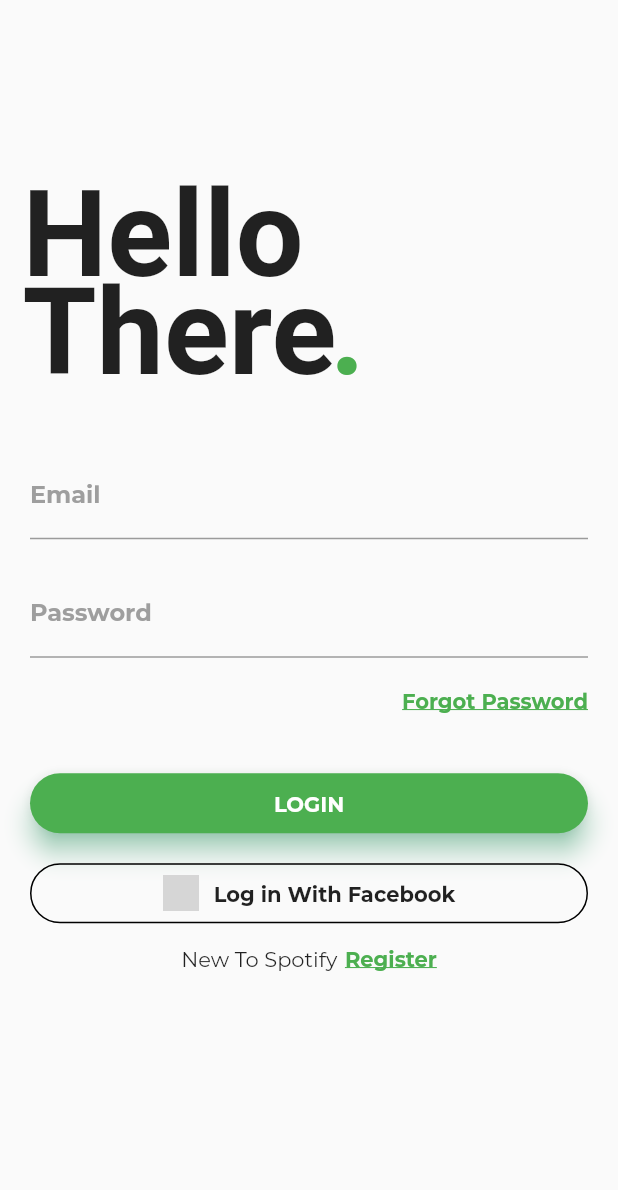
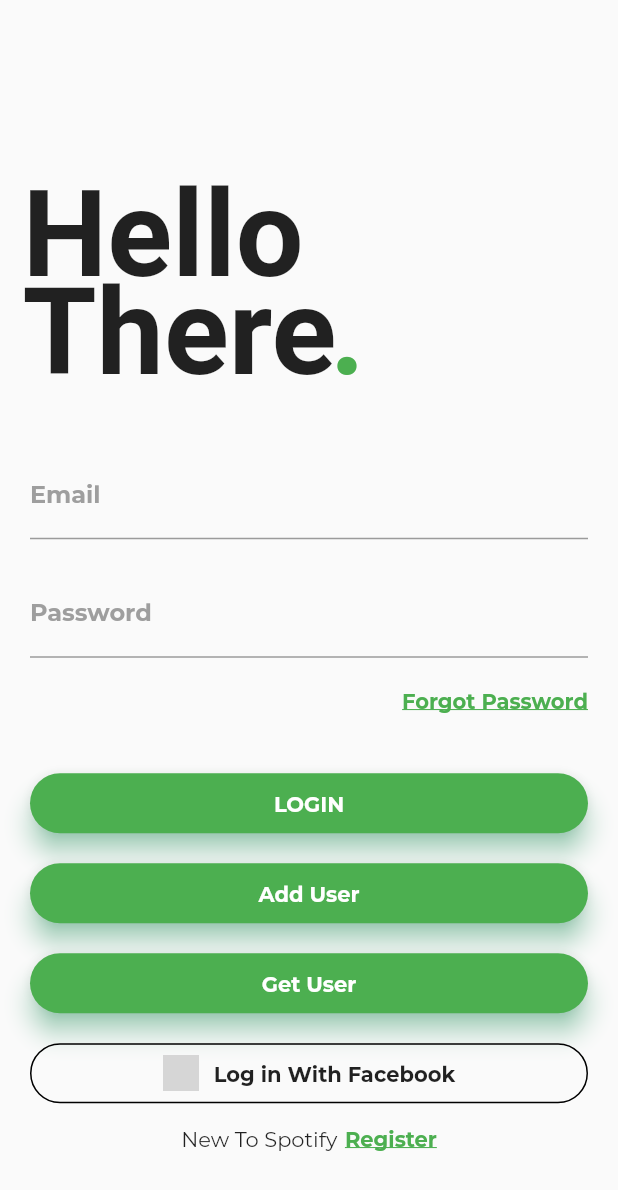
Before and after one commit to Hendricks-3D/flutter-nodejs-login, a Flutter app: the screen it shows after launch, after a tap on "LOGIN", on a phone screen of 412 x 824 dp. Shown: the top 1190 px of the screen. Run offline on Flutter 3.47's test engine with Material 2 defaults, Android fonts, the phone set to English and light mode, and no system bars; our stand-ins replace dio, flutter_svg, fluttertoast; missing offline and left inert: adobe_xd; network calls fail; project files that could hold a hidden picture were left out; grey boxes are pictures that could not be loaded.

Commit message:
auth service complete

```diff
--- a/lib/Services/authServices.dart
+++ b/lib/Services/authServices.dart
@@ -12,6 +12,33 @@
           options: Options(contentType: Headers.formUrlEncodedContentType));
     } on DioError catch (e) {
       Fluttertoast.showToast(
+          msg: e.response!.data['message'],
+          toastLength: Toast.LENGTH_SHORT,
+          gravity: ToastGravity.BOTTOM,
+          backgroundColor: Colors.red,
+          textColor: Colors.white,
+          fontSize: 16.0);
+    }
+  } //End of auth user
+
+  /**
+   * This method will get the current user data using the
+   * returned token from the node server
+   */
+
+  getCurrentUserData(token) async {
+    dio.options.headers['Authorization'] = 'Bearer $token';
+
+    return await dio.get('http://localhost:3000/getUser');
+  }
+
+  addUser(name, password, carType) async {
+    try {
+      return await dio.post('http://localhost:3000/addUser',
+          data: {"name": name, "password": password, "carType": carType},
+          options: Options(contentType: Headers.formUrlEncodedContentType));
+    } on DioError catch (e) {
+      Fluttertoast.showToast(
           msg: e.response!.data['msg'],
           toastLength: Toast.LENGTH_SHORT,
           gravity: ToastGravity.BOTTOM,
@@ -19,5 +46,5 @@
           textColor: Colors.white,
           fontSize: 16.0);
     }
-  } //End of auth user
+  }
 } //End of auth service
--- a/lib/main.dart
+++ b/lib/main.dart
@@ -158,6 +158,71 @@
                             ))),
 
                     SizedBox(height: 20.0), //Gives space between two widgets
+                    //Add User Button
+                    Container(
+                        height: 40.0,
+                        child: Material(
+                            borderRadius: BorderRadius.circular(20),
+                            shadowColor: Colors.greenAccent,
+                            color: Colors.green,
+                            elevation: 7.0,
+                            child: GestureDetector(
+                              onTap: () {
+                                AuthServices()
+                                    .addUser(
+                                        this.user.nameController.text,
+                                        this.user.passwordController.text,
+                                        'Benz')
+                                    .then((val) {
+                                  Fluttertoast.showToast(
+                                      msg: val.data['message'],
+                                      toastLength: Toast.LENGTH_SHORT,
+                                      gravity: ToastGravity.BOTTOM,
+                                      backgroundColor: Colors.grey[600],
+                                      textColor: Colors.white,
+                                      fontSize: 16.0);
+                                });
+                              },
+                              child: Center(
+                                child: Text('Add User',
+                                    style: TextStyle(
+                                        color: Colors.white,
+                                        fontWeight: FontWeight.bold,
+                                        fontFamily: 'Montserrat')),
+                              ),
+                            ))),
+                    SizedBox(height: 20.0), //Gives space between two widgets
+                    //Add User Button
+                    Container(
+                        height: 40.0,
+                        child: Material(
+                            borderRadius: BorderRadius.circular(20),
+                            shadowColor: Colors.greenAccent,
+                            color: Colors.green,
+                            elevation: 7.0,
+                            child: GestureDetector(
+                              onTap: () {
+                                AuthServices()
+                                    .getCurrentUserData(this.user.token)
+                                    .then((val) {
+                                  Fluttertoast.showToast(
+                                      msg: val.data['message'],
+                                      toastLength: Toast.LENGTH_SHORT,
+                                      gravity: ToastGravity.BOTTOM,
+                                      backgroundColor: Colors.grey[600],
+                                      textColor: Colors.white,
+                                      fontSize: 16.0);
+                                });
+                              },
+                              child: Center(
+                                child: Text('Get User',
+                                    style: TextStyle(
+                                        color: Colors.white,
+                                        fontWeight: FontWeight.bold,
+                                        fontFamily: 'Montserrat')),
+                              ),
+                            ))),
+                    SizedBox(height: 20.0),
                     //Facebook login button
                     Container(
                         height: 40.0,
```
